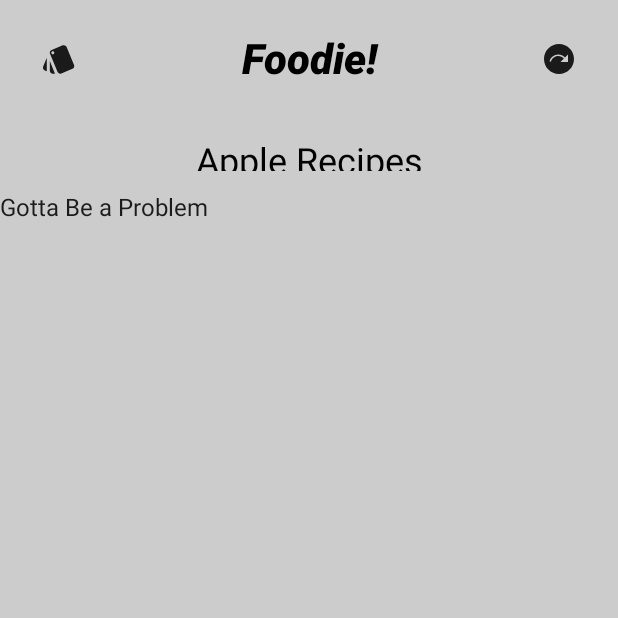
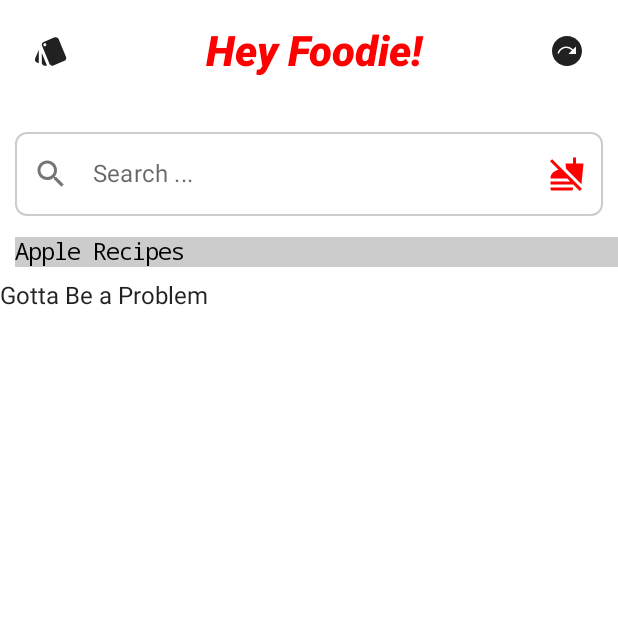
Before and after one commit to Harmaton/Foodie, an Android app built with Jetpack Compose: the composable HomeScreen shown on its own in the app's theme, on a phone screen of 412 x 824 dp, the top half of it. Run offline under Robolectric (Android 15) with nearby library versions, the phone set to English and light mode, and no system bars; our stand-ins replace Dagger/Hilt's generated code; libraries missing offline, so code that uses them is left out: com.ramcosta.composedestinations; network calls fail; 1 statement that could not run was skipped.

Commit message:
minor improvements

```diff
--- a/app/src/main/java/com/njagi/foodie/presentation/HomeScreen.kt
+++ b/app/src/main/java/com/njagi/foodie/presentation/HomeScreen.kt
@@ -2,21 +2,16 @@ package com.njagi.foodie.presentation
 
 import androidx.compose.foundation.background
 import androidx.compose.foundation.layout.*
-import androidx.compose.foundation.lazy.LazyRow
-import androidx.compose.material.Scaffold
 import androidx.compose.material.Text
 import androidx.compose.runtime.Composable
 import androidx.compose.runtime.collectAsState
-import androidx.compose.ui.Alignment
 import androidx.compose.ui.Modifier
 import androidx.compose.ui.graphics.Color
 import androidx.compose.ui.unit.dp
 import androidx.hilt.navigation.compose.hiltViewModel
-import androidx.lifecycle.viewmodel.compose.viewModel
-import androidx.navigation.compose.rememberNavController
+import com.njagi.foodie.presentation.common.ApplesRecipeSection
 import com.njagi.foodie.presentation.common.HeaderText
-import com.njagi.foodie.presentation.common.RecipeSection
-import com.njagi.foodie.presentation.nav.BottomBar
+import com.njagi.foodie.presentation.common.SearchInputBox
 import com.njagi.foodie.presentation.common.TopAppSection
 import com.njagi.foodie.viewmodels.RecipeState
 import com.njagi.foodie.viewmodels.RecipeViewModel
@@ -29,21 +24,25 @@ import com.ramcosta.composedestinations.annotation.RootNavGraph
 fun HomeScreen(recipeViewModel: RecipeViewModel = hiltViewModel()) {
     Column(
         modifier = Modifier
-                .fillMaxSize().background(Color.LightGray),
-            verticalArrangement = Arrangement.spacedBy(15.dp)
+            .fillMaxSize()
+            .background(Color.White),
+        verticalArrangement = Arrangement.spacedBy(10.dp)
     ) {
 
         TopAppSection()
-
+        SearchInputBox()
         HeaderText(text = "Apple Recipes")
 
         when (val state = recipeViewModel.recipestate.collectAsState().value) {
 
             is RecipeState.Empty -> Text(text = "Empty")
             is RecipeState.Loading -> Text(text = "Loading ...")
-                is RecipeState.Success -> Column() {
-                    RecipeSection(recipes = state.data)
+            is RecipeState.Success -> Column(
+                modifier = Modifier.fillMaxWidth().height(250.dp)
+            ) {
+                ApplesRecipeSection(recipes = state.data)
             }
+
             is RecipeState.Error -> Text(text = state.message)
 
 
--- a/app/src/main/java/com/njagi/foodie/presentation/common/HeaderText.kt
+++ b/app/src/main/java/com/njagi/foodie/presentation/common/HeaderText.kt
@@ -1,9 +1,11 @@
 package com.njagi.foodie.presentation.common
 
+import androidx.compose.foundation.background
 import androidx.compose.foundation.layout.Arrangement
 import androidx.compose.foundation.layout.Row
 import androidx.compose.foundation.layout.fillMaxWidth
 import androidx.compose.foundation.layout.height
+import androidx.compose.foundation.layout.padding
 import androidx.compose.material.Text
 import androidx.compose.runtime.Composable
 import androidx.compose.ui.Alignment
@@ -17,16 +19,16 @@ import androidx.compose.ui.unit.sp
 @Composable
 fun HeaderText(text: String) {
     Row(modifier = Modifier
-        .fillMaxWidth()
-        .height(20.dp),
-        horizontalArrangement = Arrangement.SpaceAround,
+        .fillMaxWidth().padding(start=10.dp, top=4.dp)
+        .height(20.dp).background(Color.LightGray),
+        horizontalArrangement = Arrangement.Start,
         verticalAlignment = Alignment.CenterVertically
     ) {
         Text(text = text,
-        fontSize = 24.sp,
+        fontSize = 15.sp,
             color = Color.Black,
             fontStyle = FontStyle.Normal,
-            fontFamily = FontFamily.SansSerif
+            fontFamily = FontFamily.Monospace
 
             )
     }
--- /dev/null
+++ b/app/src/main/java/com/njagi/foodie/presentation/common/SearchInput.kt
@@ -0,0 +1,44 @@
+package com.njagi.foodie.presentation.common
+
+import android.graphics.Color
+import androidx.compose.foundation.background
+import androidx.compose.foundation.layout.fillMaxWidth
+import androidx.compose.foundation.layout.padding
+import androidx.compose.foundation.shape.RoundedCornerShape
+import androidx.compose.material.Icon
+import androidx.compose.material.MaterialTheme.colors
+import androidx.compose.material.OutlinedTextField
+import androidx.compose.material.Text
+import androidx.compose.material.TextFieldDefaults
+import androidx.compose.material.icons.Icons
+import androidx.compose.material.icons.filled.Search
+import androidx.compose.runtime.Composable
+import androidx.compose.ui.Modifier
+import androidx.compose.ui.res.painterResource
+import androidx.compose.ui.unit.dp
+
+@Composable
+fun SearchInputBox() {
+
+    OutlinedTextField(value = "",
+        onValueChange = {},
+        placeholder = { Text(text = "Search ...", ) },
+        leadingIcon = { Icon(imageVector = Icons.Default.Search, contentDescription = null) },
+        trailingIcon = {
+            Icon(
+                painter = painterResource(id = com.njagi.foodie.R.drawable.baseline_no_food_24),
+                contentDescription = ""
+            )
+        },
+        modifier = Modifier
+            .fillMaxWidth()
+            .padding(start = 10.dp, end = 10.dp, top = 10.dp)
+            .background(androidx.compose.ui.graphics.Color.White), shape = RoundedCornerShape(8.dp),
+        colors = TextFieldDefaults.outlinedTextFieldColors(
+            focusedBorderColor = androidx.compose.ui.graphics.Color.Red,
+            unfocusedBorderColor = androidx.compose.ui.graphics.Color.LightGray,
+            cursorColor = androidx.compose.ui.graphics.Color.Gray,
+            trailingIconColor = androidx.compose.ui.graphics.Color.Red
+        ))
+
+}
--- a/app/src/main/java/com/njagi/foodie/presentation/common/TopAppBarSection.kt
+++ b/app/src/main/java/com/njagi/foodie/presentation/common/TopAppBarSection.kt
@@ -16,6 +16,7 @@ import androidx.compose.ui.unit.dp
 import androidx.compose.ui.unit.sp
 import com.njagi.foodie.R
 import com.njagi.foodie.ui.theme.FoodieTheme
+import org.w3c.dom.Text
 
 @Composable
 fun TopAppSection(
@@ -24,7 +25,7 @@ fun TopAppSection(
     Row(
         modifier = Modifier
             .fillMaxWidth()
-            .padding(15.dp),
+            .padding(10.dp),
         horizontalArrangement = Arrangement.SpaceBetween,
         verticalAlignment = Alignment.CenterVertically
     ) {
@@ -59,9 +60,9 @@ fun TopAppSection(
 fun TextFoodie() {
     Row(horizontalArrangement = Arrangement.Center, verticalAlignment = Alignment.Top) {
 
-        // val drawable = LocalContext.current.getDrawable()
+
         Text(
-            text = "Foodie!", color = Color.Black,
+            text = " Hey Foodie!", color = Color.Red,
             fontWeight = FontWeight.ExtraBold,
             fontFamily = FontFamily.SansSerif,
             fontStyle = FontStyle.Italic,
--- /dev/null
+++ b/app/src/main/res/drawable/baseline_no_food_24.xml
@@ -0,0 +1,5 @@
+<vector android:height="24dp" android:tint="#971010"
+    android:viewportHeight="24" android:viewportWidth="24"
+    android:width="24dp" xmlns:android="http://schemas.android.com/apk/res/android">
+    <path android:fillColor="@android:color/white" android:pathData="M11.35,8.52L11,5h5V1h2v4h5l-1.38,13.79L11.35,8.52zM1,21v1c0,0.55 0.45,1 1,1h13c0.55,0 1,-0.45 1,-1v-1H1zM21.9,21.9L2.1,2.1L0.69,3.51l5.7,5.7C3.28,9.87 1,11.99 1,15h11.17l2,2H1v2h15v-0.17l4.49,4.49L21.9,21.9z"/>
+</vector>
--- a/app/src/main/res/values/colors.xml
+++ b/app/src/main/res/values/colors.xml
@@ -2,6 +2,7 @@
 <resources>
     <color name="green">#37A92E</color>
     <color name="tomato">#7E322D</color>
+    <color name="lighttomato">#C6908C</color>
     <color name="orange_700">#AC7017</color>
     <color name="teal_200">#FF03DAC5</color>
     <color name="teal_700">#FF018786</color>
```
Also changed, not shown: app/src/main/java/com/njagi/foodie/presentation/common/ApplesRecipeSection.kt (renamed from app/src/main/java/com/njagi/foodie/presentation/common/RecipeSection.kt, +22 -15 lines), app/src/main/java/com/njagi/foodie/ui/theme/Color.kt (line endings or trailing spaces). Lines whose indentation alone changed are shown as unchanged.
